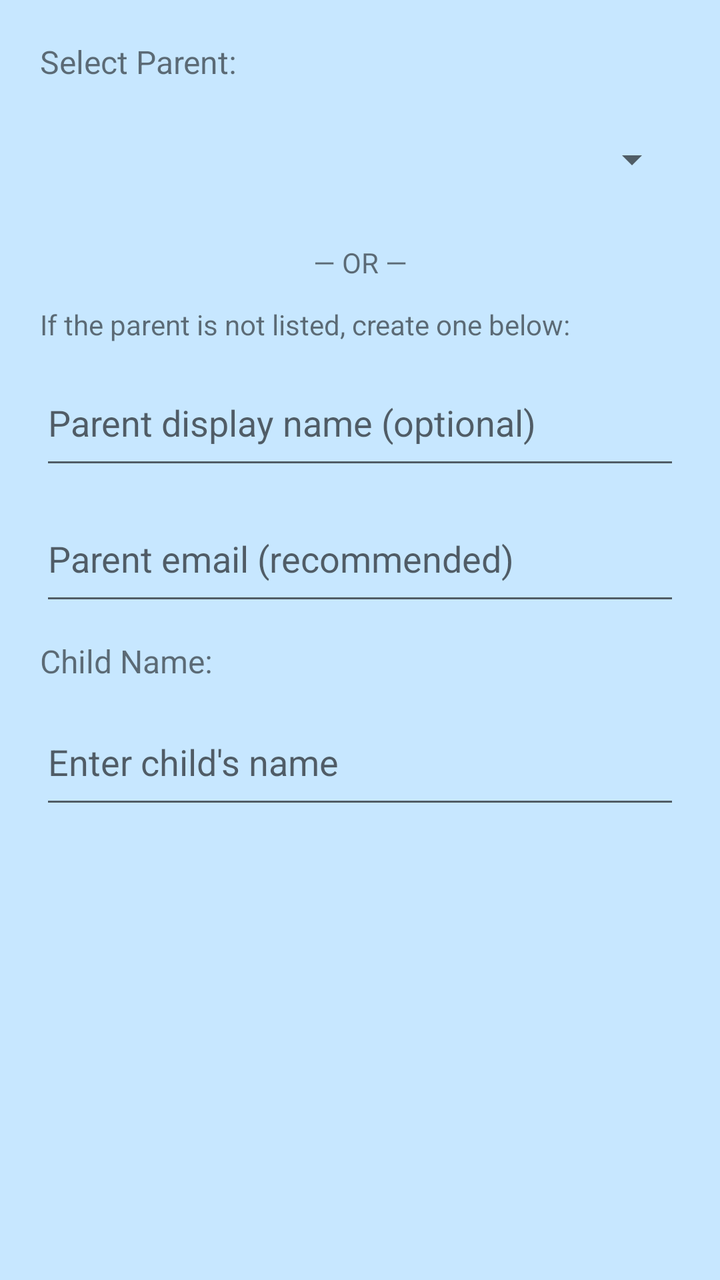
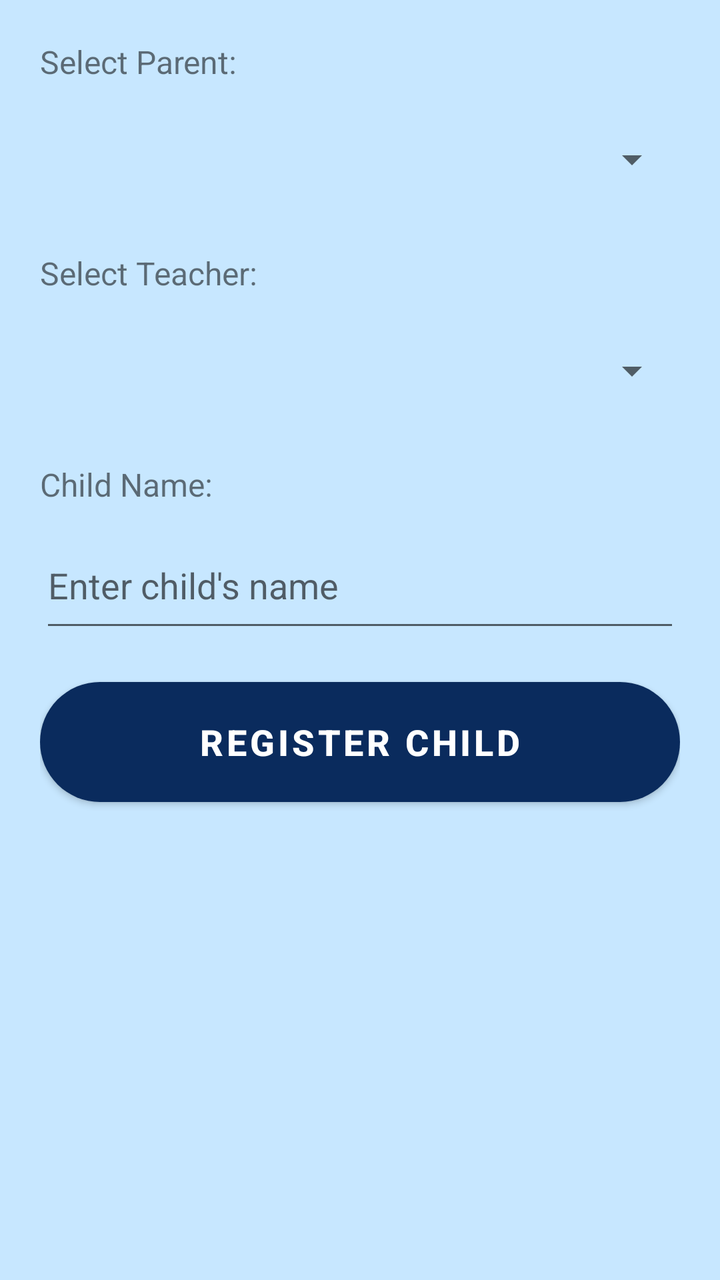

The first picture is an Android layout as it rendered before a commit; the second is the same layout after the commit. The layout source and the unified diff follow.
<!-- AndroidManifest.xml: application theme Theme.NurtureNest -->
<!-- res/layout/dialog_register_child.xml -->
<?xml version="1.0" encoding="utf-8"?>
<LinearLayout xmlns:android="http://schemas.android.com/apk/res/android"
    android:id="@+id/rootRegisterChild"
    android:layout_width="match_parent"
    android:layout_height="wrap_content"
    android:orientation="vertical"
    android:padding="20dp"
    android:background="?attr/colorBackground">

    <TextView
        android:id="@+id/tvSelectParentLabel"
        android:layout_width="match_parent"
        android:layout_height="wrap_content"
        android:text="Select Parent:"
        android:textSize="16sp"
        android:paddingBottom="8dp" />

    <Spinner
        android:id="@+id/spinnerParents"
        android:layout_width="match_parent"
        android:layout_height="60dp" />

    <TextView
        android:id="@+id/tvOrLabel"
        android:layout_width="match_parent"
        android:layout_height="wrap_content"
        android:text="— OR —"
        android:textAlignment="center"
        android:layout_marginTop="12dp"
        android:layout_marginBottom="12dp" />

    <TextView
        android:id="@+id/tvCreateParentLabel"
        android:layout_width="match_parent"
        android:layout_height="wrap_content"
        android:text="If the parent is not listed, create one below:"
        android:textSize="14sp" />

    <EditText
        android:id="@+id/etParentName"
        android:layout_width="match_parent"
        android:layout_height="60dp"
        android:hint="Parent display name (optional)"
        android:inputType="textPersonName"
        android:layout_marginTop="8dp" />

    <EditText
        android:id="@+id/etParentEmail"
        android:layout_width="match_parent"
        android:layout_height="60dp"
        android:hint="Parent email (recommended)"
        android:inputType="textEmailAddress"
        android:layout_marginTop="8dp" />

    <Space
        android:layout_width="match_parent"
        android:layout_height="12dp" />

    <TextView
        android:id="@+id/tvChildNameLabel"
        android:layout_width="match_parent"
        android:layout_height="wrap_content"
        android:text="Child Name:"
        android:textSize="16sp" />

    <EditText
        android:id="@+id/etChildName"
        android:layout_width="match_parent"
        android:layout_height="60dp"
        android:hint="Enter child's name"
        android:inputType="textPersonName"
        android:layout_marginTop="8dp" />
</LinearLayout>
<!-- resources referenced by this layout -->
<resources>
  <style name="Theme.NurtureNest" parent="Theme.MaterialComponents.DayNight.NoActionBar">
          <item name="colorPrimary">#0A2B5D</item>
          <item name="colorOnPrimary">#FFFFFF</item>
          <item name="colorSurface">#000000</item>
          <item name="colorOnSurface">#FFFFFF</item>
          <item name="colorBackground">#C7E7FF</item>
          <item name="colorOnBackground">#1A1A1A</item>
          <item name="android:windowBackground">#C7E7FF</item>
          <item name="TextColor">#000000</item>
      </style>
</resources>

<!-- the commit's change to res/layout/dialog_register_child.xml (unified diff, before → after) -->
@@ -1,6 +1,6 @@
 <?xml version="1.0" encoding="utf-8"?>
-<LinearLayout xmlns:android="http://schemas.android.com/apk/res/android"
-    android:id="@+id/rootRegisterChild"
+<LinearLayout
+    xmlns:android="http://schemas.android.com/apk/res/android"
     android:layout_width="match_parent"
     android:layout_height="wrap_content"
     android:orientation="vertical"
@@ -8,7 +8,6 @@
     android:background="?attr/colorBackground">
 
     <TextView
-        android:id="@+id/tvSelectParentLabel"
         android:layout_width="match_parent"
         android:layout_height="wrap_content"
         android:text="Select Parent:"
@@ -21,53 +20,42 @@
         android:layout_height="60dp" />
 
     <TextView
-        android:id="@+id/tvOrLabel"
         android:layout_width="match_parent"
         android:layout_height="wrap_content"
-        android:text="— OR —"
-        android:textAlignment="center"
-        android:layout_marginTop="12dp"
-        android:layout_marginBottom="12dp" />
+        android:text="Select Teacher:"
+        android:layout_marginTop="16dp"
+        android:textSize="16sp"
+        android:paddingBottom="8dp" />
+
+    <Spinner
+        android:id="@+id/spinnerTeachers"
+        android:layout_width="match_parent"
+        android:layout_height="60dp" />
 
     <TextView
-        android:id="@+id/tvCreateParentLabel"
-        android:layout_width="match_parent"
-        android:layout_height="wrap_content"
-        android:text="If the parent is not listed, create one below:"
-        android:textSize="14sp" />
-
-    <EditText
-        android:id="@+id/etParentName"
-        android:layout_width="match_parent"
-        android:layout_height="60dp"
-        android:hint="Parent display name (optional)"
-        android:inputType="textPersonName"
-        android:layout_marginTop="8dp" />
-
-    <EditText
-        android:id="@+id/etParentEmail"
-        android:layout_width="match_parent"
-        android:layout_height="60dp"
-        android:hint="Parent email (recommended)"
-        android:inputType="textEmailAddress"
-        android:layout_marginTop="8dp" />
-
-    <Space
-        android:layout_width="match_parent"
-        android:layout_height="12dp" />
-
-    <TextView
-        android:id="@+id/tvChildNameLabel"
         android:layout_width="match_parent"
         android:layout_height="wrap_content"
         android:text="Child Name:"
-        android:textSize="16sp" />
+        android:layout_marginTop="16dp"
+        android:textSize="16sp"
+        android:paddingBottom="8dp" />
 
     <EditText
         android:id="@+id/etChildName"
         android:layout_width="match_parent"
         android:layout_height="60dp"
         android:hint="Enter child's name"
-        android:inputType="textPersonName"
-        android:layout_marginTop="8dp" />
+        android:inputType="textPersonName" />
+
+    <Button
+        android:id="@+id/btnRegisterChild"
+        android:layout_width="match_parent"
+        android:layout_height="60dp"
+        android:layout_marginTop="20dp"
+        android:background="@drawable/rounded_button"
+        android:text="Register Child"
+        android:textColor="?attr/colorOnPrimary"
+        android:textSize="18sp"
+        android:textStyle="bold" />
+
 </LinearLayout>
<!-- resource entries referenced after the edit -->
@@ -1,5 +1,10 @@
 <!-- resources referenced by this layout -->
 <resources>
+  <!-- drawable rounded_button (drawable) -->
+  <shape xmlns:android="http://schemas.android.com/apk/res/android" android:shape="rectangle">
+      <solid android:color="#052659"/>
+      <corners android:radius="30dp"/>
+  </shape>
   <style name="Theme.NurtureNest" parent="Theme.MaterialComponents.DayNight.NoActionBar">
           <item name="colorPrimary">#0A2B5D</item>
           <item name="colorOnPrimary">#FFFFFF</item>
